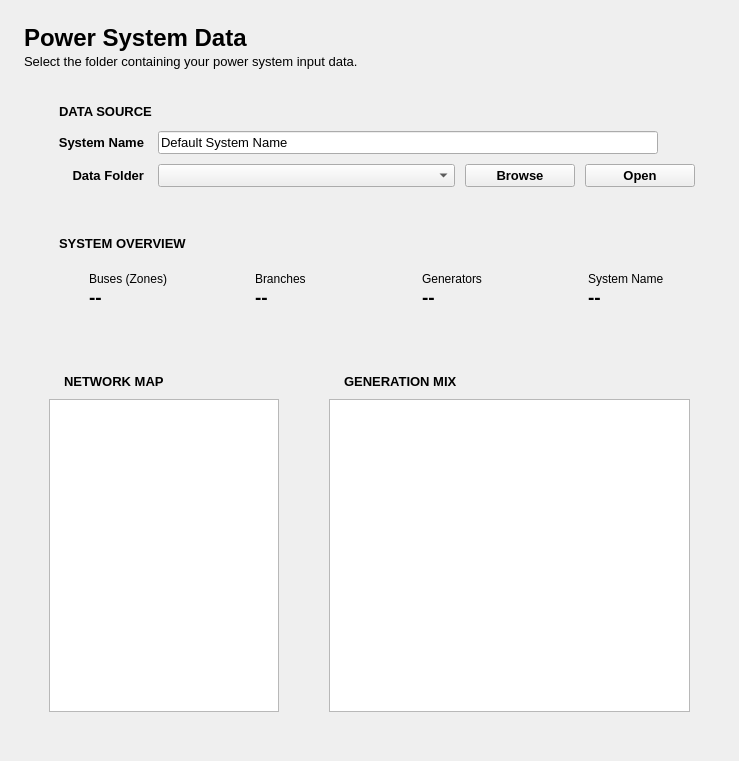
Old version of the form quest_planning/ui/forms/power_system_data/power_system.ui in the repository sandialabs/quest_planning.
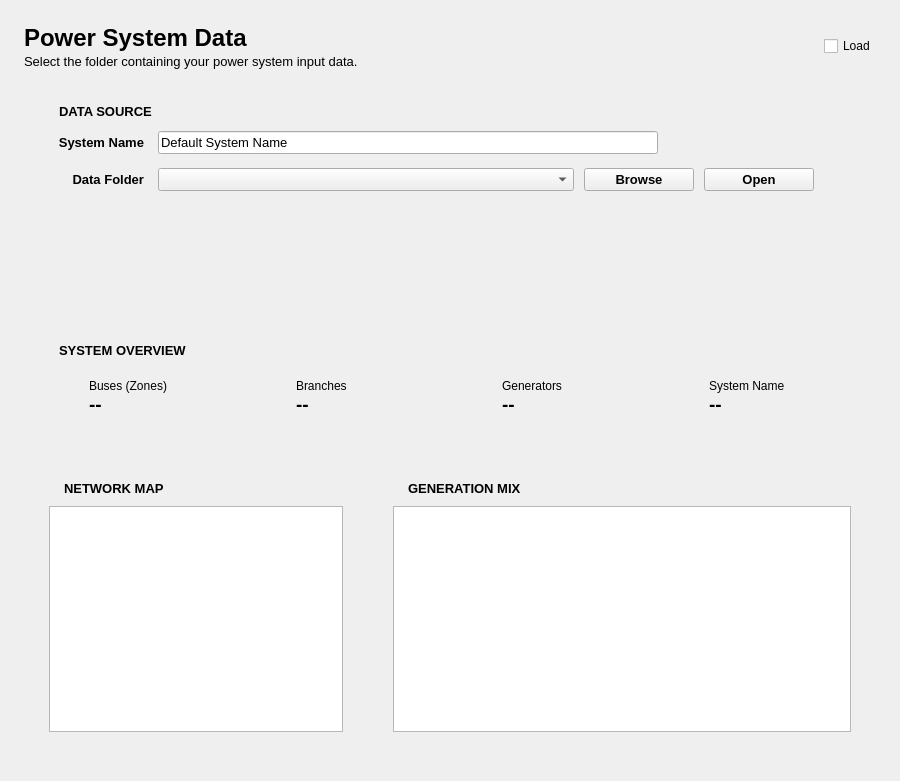
New version of the form. Icons and pictures are not drawn. Custom widgets are drawn as their Qt base class.

Commit message: ui: power system data load flow and shared help popups

Patch:
```diff
--- a/quest_planning/ui/forms/power_system_data/power_system.ui
+++ b/quest_planning/ui/forms/power_system_data/power_system.ui
@@ -6,8 +6,8 @@
       <rect>
         <x>0</x>
         <y>0</y>
-        <width>739</width>
-        <height>761</height>
+    <width>900</width>
+    <height>781</height>
       </rect>
     </property>
     <property name="sizePolicy">
@@ -23,7 +23,7 @@
       <number>0</number>
     </property>
     <widget class="QWidget" name="page_standard">
-      <layout class="QVBoxLayout" name="verticalLayout_main" stretch="0,0,0,0">
+   <layout class="QVBoxLayout" name="verticalLayout_main" stretch="0,0,0,0,0">
         <property name="spacing">
           <number>18</number>
         </property>
@@ -130,25 +130,9 @@
                 </spacer>
               </item>
               <item>
-                <widget class="QToolButton" name="power_system_help_button">
+        <widget class="QCheckBox" name="checkBox_no_load">
                   <property name="text">
-                    <string />
-                  </property>
-                  <property name="icon">
-                    <iconset resource="../../../resources.qrc">
-                      <normaloff>:/icon/images/icons/help_FILL0_wght200_GRAD0_opsz48.png</normaloff>:/icon/images/icons/help_FILL0_wght200_GRAD0_opsz48.png</iconset>
-                  </property>
-                  <property name="iconSize">
-                    <size>
-                      <width>24</width>
-                      <height>24</height>
-                    </size>
-                  </property>
-                  <property name="autoRaise">
-                    <bool>true</bool>
-                  </property>
-                  <property name="btnRole">
-                    <string>icon</string>
+          <string>Load</string>
                   </property>
                 </widget>
               </item>
@@ -327,7 +311,7 @@
                     </widget>
                   </item>
                   <item row="1" column="1">
-                    <layout class="QHBoxLayout" name="horizontalLayout_folder" stretch="1,0,0">
+          <layout class="QHBoxLayout" name="horizontalLayout_folder" stretch="1,0,0,0">
                       <property name="spacing">
                         <number>10</number>
                       </property>
@@ -404,16 +388,49 @@
                           </property>
                         </widget>
                       </item>
+           <item>
+            <widget class="QToolButton" name="power_system_help_button">
+             <property name="text">
+              <string/>
+             </property>
+             <property name="icon">
+              <iconset resource="../../../resources.qrc">
+               <normaloff>:/icon/images/icons/help_FILL0_wght200_GRAD0_opsz48.png</normaloff>:/icon/images/icons/help_FILL0_wght200_GRAD0_opsz48.png</iconset>
+             </property>
+             <property name="iconSize">
+              <size>
+               <width>24</width>
+               <height>24</height>
+              </size>
+             </property>
+             <property name="autoRaise">
+              <bool>true</bool>
+             </property>
+             <property name="btnRole" stdset="0">
+              <string>icon</string>
+             </property>
+            </widget>
+           </item>
                     </layout>
                   </item>
                 </layout>
               </item>
             </layout>
-            <property name="cardType">
-              <string>card</string>
-            </property>
-          </widget>
-        </item>
+     </widget>
+    </item>
+    <item>
+     <spacer name="begin_spacer">
+      <property name="orientation">
+       <enum>Qt::Vertical</enum>
+      </property>
+      <property name="sizeHint" stdset="0">
+       <size>
+        <width>20</width>
+        <height>40</height>
+       </size>
+      </property>
+     </spacer>
+    </item>
         <item>
           <widget class="QFrame" name="frame_overview">
             <property name="sizePolicy">
```
Left out of the diff: 296 changed lines with no effect on the pictures. Lines whose indentation alone changed are shown as unchanged. The commit also changes 10 other files.
